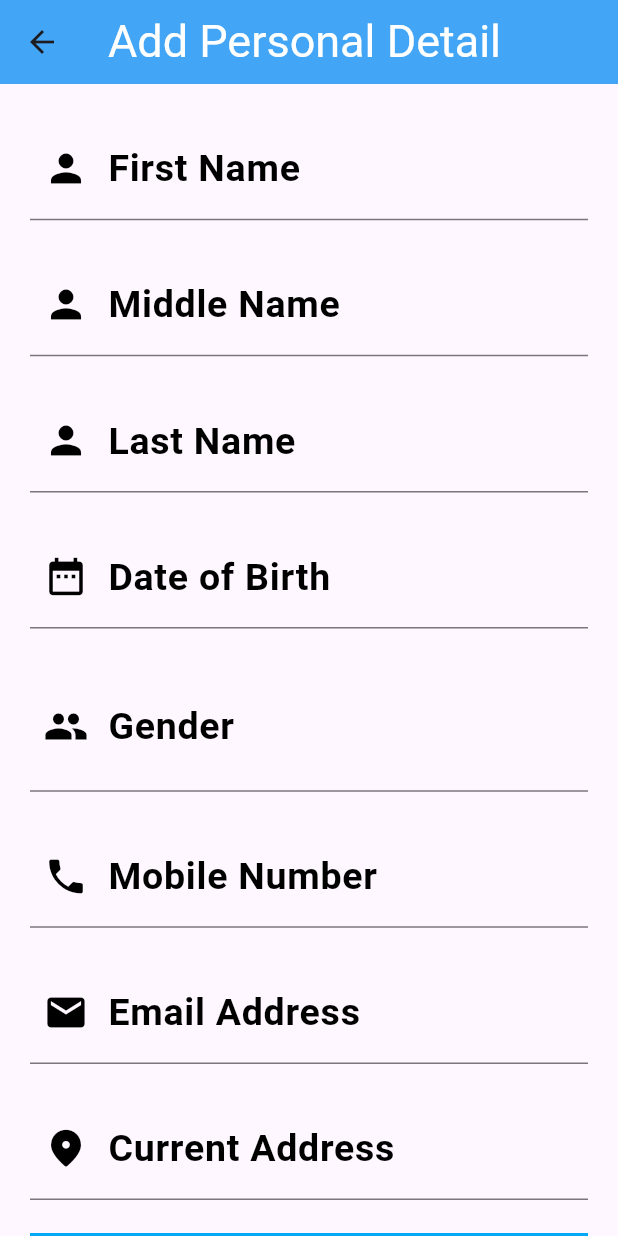
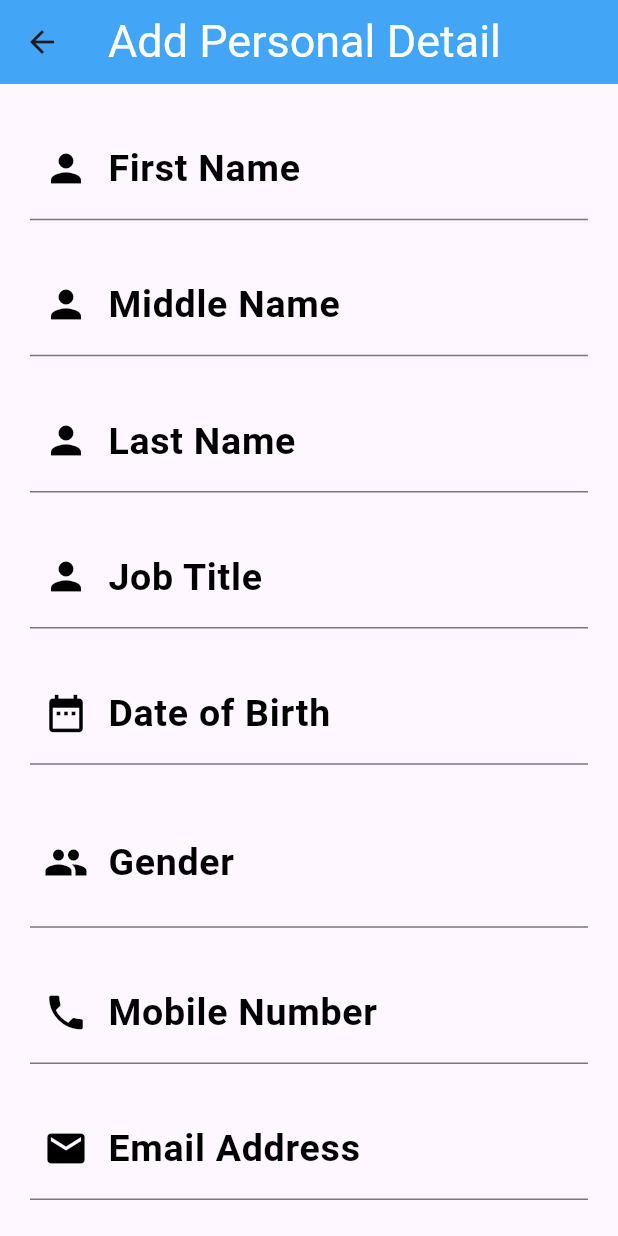
Before and after one commit to rinkalbaldaniya186/resume, a Flutter app: the PersonalDetail screen opened directly, on a phone screen of 412 x 824 dp. Run offline on Flutter 3.47's test engine with Material 3 defaults, Android fonts, the phone set to English and light mode, and no system bars; our stand-ins replace shared_preferences, smooth_page_indicator, sqflite; accounts and stored records are empty.

Commit message:
3-7-24 changes

```diff
--- a/lib/ResumeBuilder/educationalDetail.dart
+++ b/lib/ResumeBuilder/educationalDetail.dart
@@ -1,5 +1,6 @@
 import 'package:flutter/material.dart';
 import 'package:rnewapp/ResumeBuilder/experienceDetail.dart';
+import 'package:rnewapp/ResumeBuilder/finalPage.dart';
 import 'package:rnewapp/ResumeBuilder/rdbhelper.dart';
 import 'model/education.dart';
 
@@ -450,7 +451,7 @@ class _EducationalDetailState extends State<EducationalDetail> {
                         Navigator.pushReplacement(
                           context,
                           MaterialPageRoute(
-                            builder: (context) => ExperienceDetail(),
+                            builder: (context) => const FinalPage(),
                           ),
                         );
                       },
--- a/lib/ResumeBuilder/experienceDetail.dart
+++ b/lib/ResumeBuilder/experienceDetail.dart
@@ -84,7 +84,7 @@ class _ExperienceDetailState extends State<ExperienceDetail> {
                   });
                 },
               ),
-              Text('Fresher',Style: TextStyle(color: Colors.black,fontSize: 25,fontWeight: FontWeight.w700),),
+              Text('Fresher',style: TextStyle(color: Colors.black,fontSize: 25,fontWeight: FontWeight.w700),),
               SizedBox(
                 width: 10,
               ),
@@ -98,7 +98,7 @@ class _ExperienceDetailState extends State<ExperienceDetail> {
                   });
                 },
               ),
-              Text('Experienced'),
+              Text('Experienced',style: TextStyle(color: Colors.black,fontSize: 25,fontWeight: FontWeight.w700),),
             ],
           ),
         ],
--- a/lib/ResumeBuilder/model/Users.dart
+++ b/lib/ResumeBuilder/model/Users.dart
@@ -3,6 +3,7 @@ class Users {
   String firstName;
   String middleName;
   String lastName;
+  String jobtitle;
   String dob;
   String gender;
   int mobile;
@@ -14,6 +15,7 @@ class Users {
     required this.firstName,
     required this.middleName,
     required this.lastName,
+    required this.jobtitle,
     required this.dob,
     required this.gender,
     required this.mobile,
@@ -27,6 +29,7 @@ class Users {
       'firstName': firstName,
       'middleName': middleName,
       'lastName': lastName,
+      'jobtitle': jobtitle,
       'dob': dob,
       'gender': gender,
       'mobile': mobile,
--- a/lib/ResumeBuilder/personalDetail.dart
+++ b/lib/ResumeBuilder/personalDetail.dart
@@ -1,5 +1,4 @@
 // ignore_for_file: prefer_const_constructors, prefer_const_literals_to_create_immutables, prefer_typing_uninitialized_variables
-
 import 'package:flutter/material.dart';
 import 'package:rnewapp/ResumeBuilder/educationalDetail.dart';
 import 'package:rnewapp/ResumeBuilder/finalPage.dart';
@@ -14,8 +13,9 @@ class PersonalDetail extends StatefulWidget {
 }
 
 TextEditingController _firstNameController = TextEditingController();
+TextEditingController _middleNameController = TextEditingController();
 TextEditingController _lastNameController = TextEditingController();
-TextEditingController _middleNameController = TextEditingController();
+TextEditingController _jobtitleController = TextEditingController();
 TextEditingController _dobController = TextEditingController();
 TextEditingController _genderController = TextEditingController();
 TextEditingController _mNumController = TextEditingController();
@@ -33,6 +33,7 @@ Future<void> addUser(Users user, BuildContext context) async {
       print('First Name : $pFname');
       print('Middle Name : $pMname');
       print('Last Name : $pLname');
+      print('Job Title : $pjobtitle');
       print('Dob : $pDob');
       print('Gender : $pGender');
       print('Mobile Number : $pMnum');
@@ -50,6 +51,7 @@ Future<void> addUser(Users user, BuildContext context) async {
 var pFname = _firstNameController.text;
 var pMname = _middleNameController.text;
 var pLname= _lastNameController.text;
+var pjobtitle = _jobtitleController.text;
 var pDob = _dobController.text;
 var pGender = _genderController.text;
 var pMnum = _mNumController.text;
@@ -106,6 +108,20 @@ class _PersonalDetailState extends State<PersonalDetail> {
                 prefixIcon: Icon(Icons.person, color: Colors.black, size: 30),
               ),
               controller: _lastNameController,
+              keyboardType: TextInputType.text,
+              cursorHeight: 35,
+              style: TextStyle(color: Colors.black,fontSize: 20,fontWeight: FontWeight.w400),
+            ),
+          ),
+          Padding(
+            padding: const EdgeInsets.only(top: 22, left: 20, right: 20),
+            child: TextField(
+              decoration: InputDecoration(
+                labelText: 'Job Title',
+                labelStyle: TextStyle(color: Colors.black,fontSize: 25,fontWeight: FontWeight.w700),
+                prefixIcon: Icon(Icons.person, color: Colors.black, size: 30),
+              ),
+              controller: _jobtitleController,
               keyboardType: TextInputType.text,
               cursorHeight: 35,
               style: TextStyle(color: Colors.black,fontSize: 20,fontWeight: FontWeight.w400),
@@ -264,6 +280,7 @@ class _PersonalDetailState extends State<PersonalDetail> {
                     firstName: _firstNameController.text,
                     middleName: _middleNameController.text,
                     lastName: _lastNameController.text,
+                    jobtitle: _jobtitleController.text,
                     dob: _dobController.text,
                     gender: _genderController.text,
                     mobile: int.parse(_mNumController.text),
```
Also changed, not shown: lib/ResumeBuilder/finalPage.dart (+93 -14 lines), lib/ResumeBuilder/rdbhelper.dart (+5 -2 lines), assets/image/email (1).png (added), assets/image/location (1).png (added), assets/image/phone-call.png (added), assets/image/placeholder.png (added), assets/image/viber.png (added), pubspec.lock.
